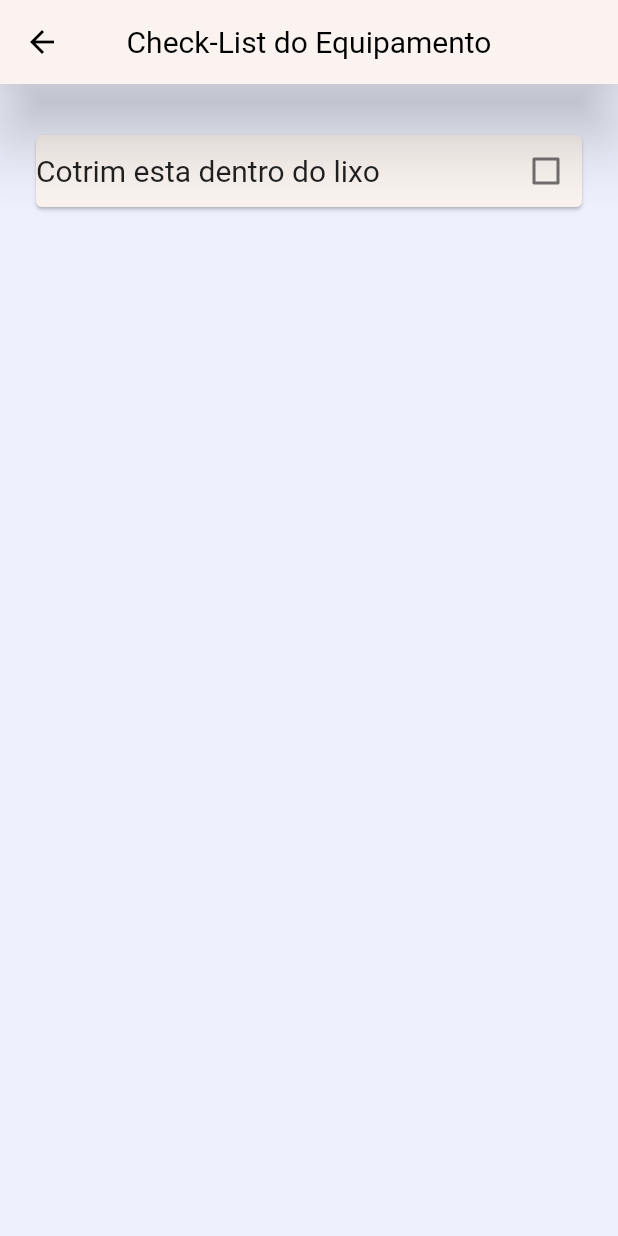
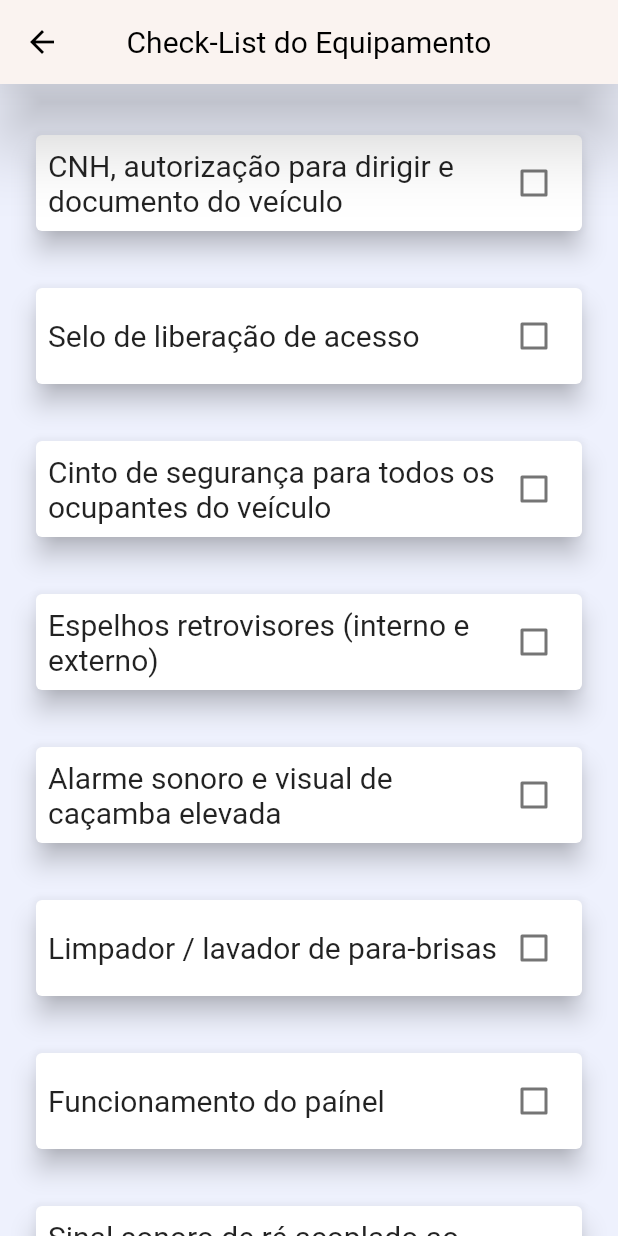
Before and after one commit to GabrielCotrim/smart_rdo, a Flutter app: the CheckListPage screen opened directly, on a phone screen of 412 x 824 dp. Run offline on Flutter 3.47's test engine with Material 2 defaults, Android fonts, the phone set to English and light mode, and no system bars.

Commit message:
Adiciona novos itens do checklist

```diff
--- a/lib/CheckList/CheckListPage.dart
+++ b/lib/CheckList/CheckListPage.dart
@@ -7,6 +7,19 @@ class CheckListPage extends StatefulWidget {
 }
 
 class CheckListPageState extends State<CheckListPage> {
+
+  List<String> _texts = [
+    "CNH, autorização para dirigir e documento do veículo",
+    "Selo de liberação de acesso",
+    "Cinto de segurança para todos os ocupantes do veículo",
+    "Espelhos retrovisores (interno e externo)",
+    "Alarme sonoro e visual de caçamba elevada",
+    "Limpador / lavador de para-brisas",
+    "Funcionamento do paínel",
+    "Sinal sonoro de ré acoplado ao sistema de câmbio de marchas"
+  ];
+
+
   @override
   Widget build(BuildContext context) {
     return Scaffold(
@@ -24,11 +37,39 @@ class CheckListPageState extends State<CheckListPage> {
         ),
         centerTitle: true,
       ),
-      body: Column(
+      body: ListView(
         children: <Widget>[
           Container(
             padding: EdgeInsets.only(top: 30),
-            child: CheckboxList(),
+            child: CheckboxList(texto: "CNH, autorização para dirigir e documento do veículo"),
+          ),
+          Container(
+            padding: EdgeInsets.only(top: 30),
+            child: CheckboxList(texto: "Selo de liberação de acesso"),
+          ),
+          Container(
+            padding: EdgeInsets.only(top: 30),
+            child: CheckboxList(texto: "Cinto de segurança para todos os ocupantes do veículo"),
+          ),
+          Container(
+            padding: EdgeInsets.only(top: 30),
+            child: CheckboxList(texto: "Espelhos retrovisores (interno e externo)"),
+          ),
+          Container(
+            padding: EdgeInsets.only(top: 30),
+            child: CheckboxList(texto: "Alarme sonoro e visual de caçamba elevada"),
+          ),
+          Container(
+            padding: EdgeInsets.only(top: 30),
+            child: CheckboxList(texto: "Limpador / lavador de para-brisas"),
+          ),
+          Container(
+            padding: EdgeInsets.only(top: 30),
+            child: CheckboxList(texto: "Funcionamento do paínel"),
+          ),
+          Container(
+            padding: EdgeInsets.only(top: 30),
+            child: CheckboxList(texto: "Sinal sonoro de ré acoplado ao sistema de câmbio de marchas"),
           ),
         ],
       ),
@@ -65,6 +106,10 @@ class LabeledCheckbox extends StatelessWidget {
                 shrinkWrap: true,
                 children: <Widget>[
                   Card(
+                    elevation: 7,
+                    color: Colors.white,
+                    child: Padding(
+                      padding: const EdgeInsets.all(8.0),
                       child: Row(
                         mainAxisSize: MainAxisSize.max,
                         children: <Widget>[
@@ -82,6 +127,7 @@ class LabeledCheckbox extends StatelessWidget {
                         ],
                       ),
                     ),
+                  ),
                 ],
               ),
             ),
@@ -93,7 +139,9 @@ class LabeledCheckbox extends StatelessWidget {
 }
 
 class CheckboxList extends StatefulWidget {
-  CheckboxList({Key key}) : super(key: key);
+  final String texto;
+
+  const CheckboxList({Key key, this.texto}) : super(key: key);
 
   @override
   _CheckboxListState createState() => _CheckboxListState();
@@ -105,7 +153,7 @@ class _CheckboxListState extends State<CheckboxList> {
   @override
   Widget build(BuildContext context) {
     return LabeledCheckbox(
-      texto: 'Cotrim esta dentro do lixo',
+      texto: widget.texto,
       padding: const EdgeInsets.symmetric(horizontal: 20.0),
       valor: _isSelected,
       onChanged: (bool newValue) {
--- a/lib/screens/home_screen.dart
+++ b/lib/screens/home_screen.dart
@@ -117,7 +117,7 @@ class Home extends StatelessWidget{
                 children: <Widget>[
                   ListTile(
                     leading: Icon(Icons.work),
-                    title: Text('Varrição da estrutura'),
+                    title: Text('Limpeza mecanizada'),
                     subtitle: Text('Unidade: Cubatão - Sp'),
                     onTap: (){
                       Navigator.push(
```
Lines whose indentation alone changed are shown as unchanged.
